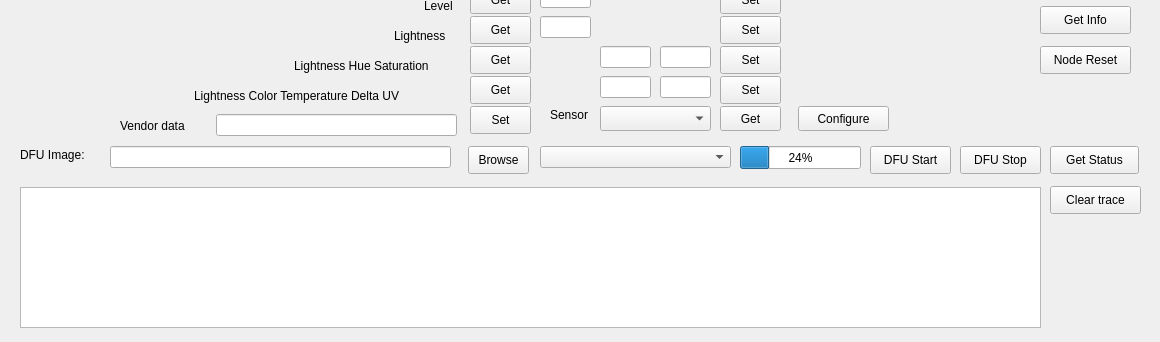
Qt form host/Qt_ClientControl/mainwindow.ui (Infineon/btsdk-host-peer-apps-mesh) before a commit; both pictures show x 0 to 1160 and y 524 to 866 of the 1160 by 866 pixel window.
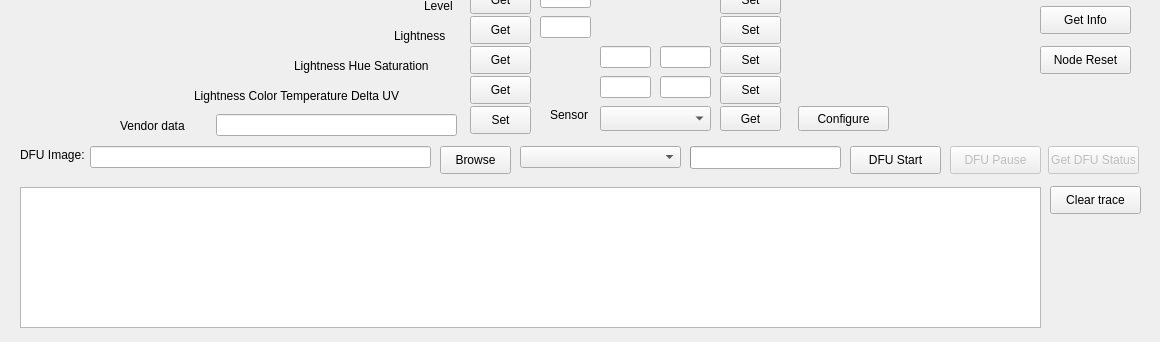
The same form after that commit.

The edit to the form file:
```diff
--- a/host/Qt_ClientControl/mainwindow.ui
+++ b/host/Qt_ClientControl/mainwindow.ui
@@ -830,16 +830,6 @@
      <string>Set</string>
     </property>
    </widget>
-   <widget class="QLineEdit" name="progress">
-    <property name="geometry">
-     <rect>
-      <x>740</x>
-      <y>670</y>
-      <width>121</width>
-      <height>22</height>
-     </rect>
-    </property>
-   </widget>
    <widget class="QPushButton" name="btnIdentity">
     <property name="geometry">
      <rect>
@@ -869,9 +859,9 @@
    <widget class="QPushButton" name="btn_dfu_start">
     <property name="geometry">
      <rect>
-      <x>870</x>
+      <x>850</x>
       <y>670</y>
-      <width>81</width>
+      <width>91</width>
       <height>28</height>
      </rect>
     </property>
@@ -882,7 +872,7 @@
    <widget class="QLineEdit" name="edFileName">
     <property name="geometry">
      <rect>
-      <x>110</x>
+      <x>90</x>
       <y>670</y>
       <width>341</width>
       <height>22</height>
@@ -892,24 +882,27 @@
    <widget class="QComboBox" name="cbPushMethod">
     <property name="geometry">
      <rect>
-      <x>540</x>
+      <x>520</x>
       <y>670</y>
-      <width>191</width>
+      <width>161</width>
       <height>22</height>
      </rect>
     </property>
    </widget>
-   <widget class="QPushButton" name="btn_dfu_stop">
+   <widget class="QPushButton" name="btnDfuPauseResume">
+    <property name="enabled">
+     <bool>false</bool>
+    </property>
     <property name="geometry">
      <rect>
-      <x>960</x>
+      <x>950</x>
       <y>670</y>
-      <width>81</width>
+      <width>91</width>
       <height>28</height>
      </rect>
     </property>
     <property name="text">
-     <string>DFU Stop</string>
+     <string>DFU Pause</string>
     </property>
    </widget>
    <widget class="QListWidget" name="lstTrace">
@@ -1314,25 +1307,28 @@
      <string>Node Reset</string>
     </property>
    </widget>
-   <widget class="QPushButton" name="btnGetStatus">
+   <widget class="QPushButton" name="btnGetDfuStatus">
+    <property name="enabled">
+     <bool>false</bool>
+    </property>
     <property name="geometry">
      <rect>
-      <x>1050</x>
+      <x>1048</x>
       <y>670</y>
-      <width>89</width>
+      <width>91</width>
       <height>28</height>
      </rect>
     </property>
     <property name="text">
-     <string>Get Status</string>
+     <string>Get DFU Status</string>
     </property>
    </widget>
    <widget class="QPushButton" name="btnFindDfuFile">
     <property name="geometry">
      <rect>
-      <x>468</x>
+      <x>440</x>
       <y>670</y>
-      <width>61</width>
+      <width>71</width>
       <height>28</height>
      </rect>
     </property>
@@ -1408,17 +1404,23 @@
    <widget class="QProgressBar" name="pbDfu">
     <property name="geometry">
      <rect>
-      <x>740</x>
+      <x>690</x>
       <y>670</y>
-      <width>121</width>
+      <width>151</width>
       <height>23</height>
      </rect>
     </property>
     <property name="value">
-     <number>24</number>
+     <number>0</number>
+    </property>
+    <property name="textVisible">
+     <bool>false</bool>
     </property>
    </widget>
-   <widget class="QLabel" name="label_3">
+   <widget class="QLabel" name="label_dfu">
+    <property name="enabled">
+     <bool>true</bool>
+    </property>
     <property name="geometry">
      <rect>
       <x>20</x>
```
Left out of the diff: 4 changed lines with no effect on the pictures.
